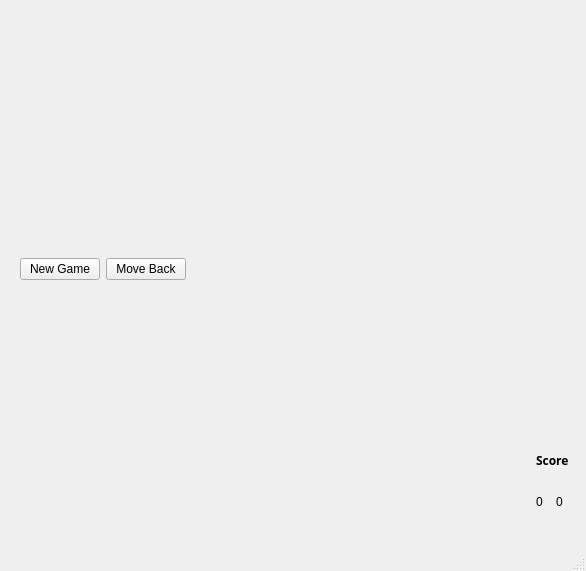
First picture: the form in mainwindow.ui, repository pilatcen/connect-five, before the edit.
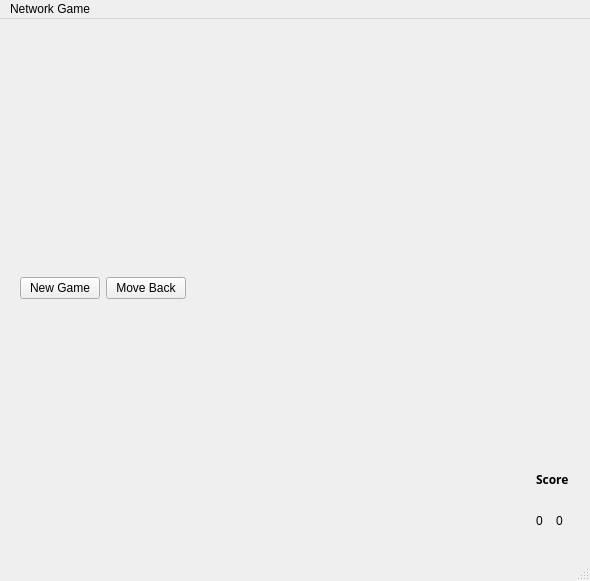
Second picture: the form after the edit. Icons and pictures are not drawn.

Commit message: added menu TODO - pridat disconnect

Patch:
```diff
--- a/mainwindow.ui
+++ b/mainwindow.ui
@@ -6,8 +6,8 @@
    <rect>
     <x>0</x>
     <y>0</y>
-    <width>586</width>
-    <height>571</height>
+    <width>590</width>
+    <height>581</height>
    </rect>
   </property>
   <property name="windowTitle">
@@ -184,10 +184,18 @@
     <rect>
      <x>0</x>
      <y>0</y>
-     <width>586</width>
-     <height>25</height>
+     <width>590</width>
+     <height>28</height>
     </rect>
    </property>
+   <widget class="QMenu" name="menuGame">
+    <property name="title">
+     <string>Network Game</string>
+    </property>
+    <addaction name="actionNew_Network_Game"/>
+    <addaction name="actionConnect_to_Game"/>
+   </widget>
+   <addaction name="menuGame"/>
   </widget>
  </widget>
  <layoutdefault spacing="6" margin="11"/>
```
Left out of the diff: 20 changed lines with no effect on the pictures. The commit also changes 11 other files.
